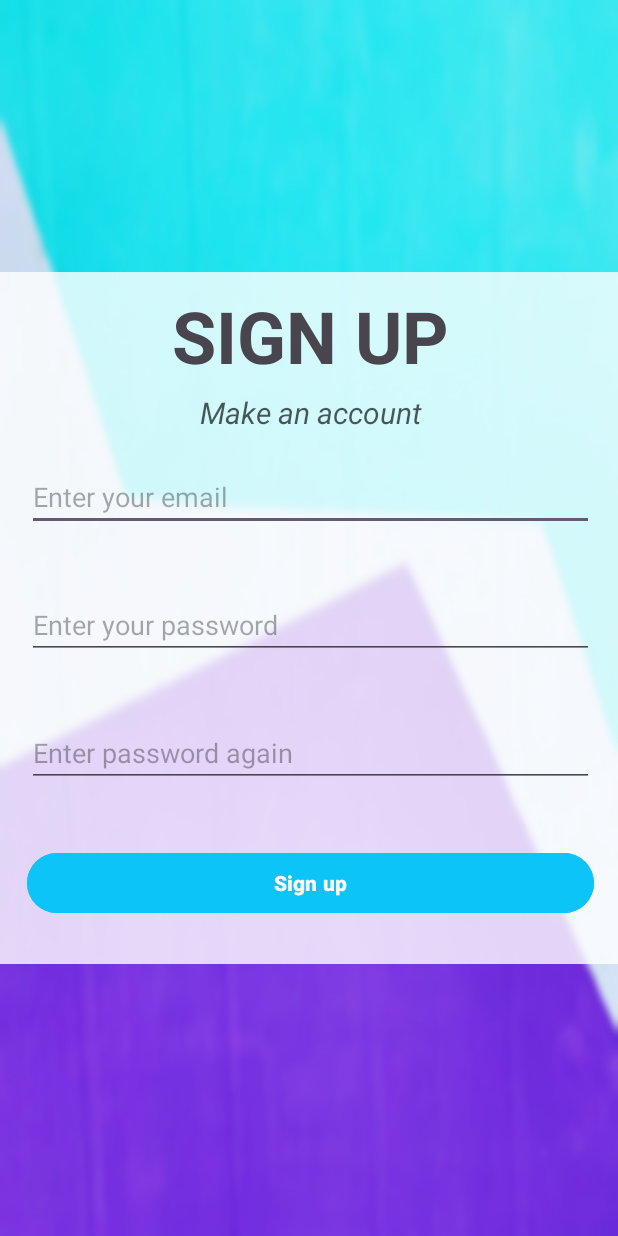
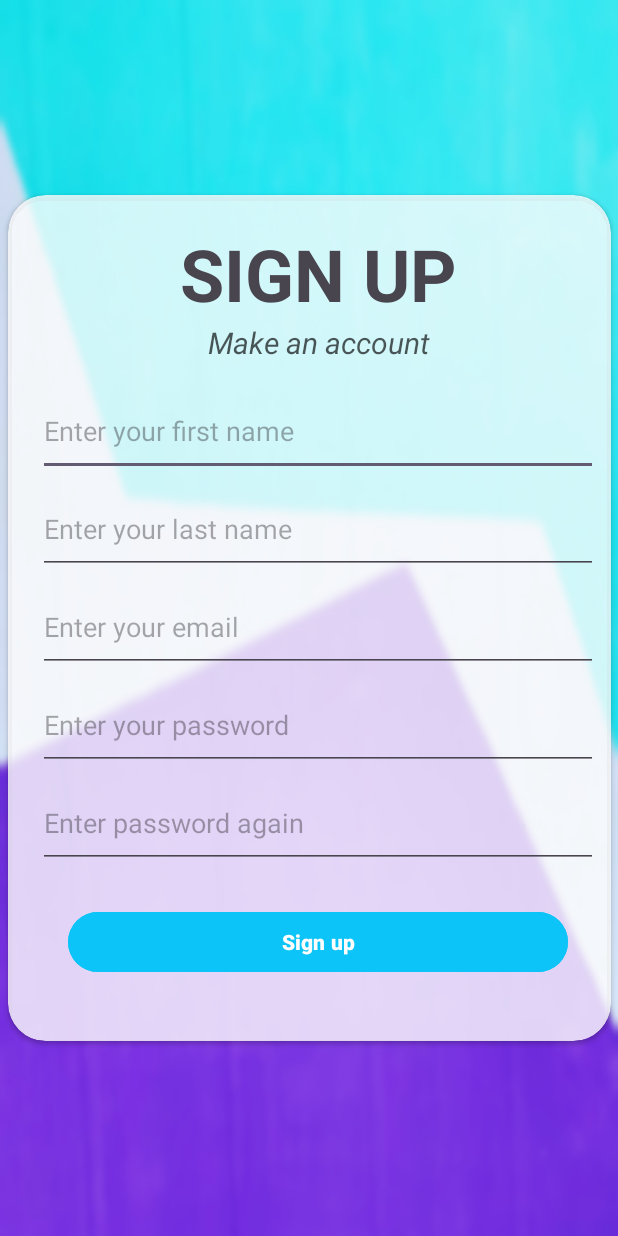
Before and after one commit to Mazulj11/FixMajstorApp, an Android app: the RegisterActivity screen opened directly, with no data from a screen before it, on a phone screen of 412 x 824 dp. Run offline under Robolectric (Android 15) with nearby library versions, the phone set to English and light mode, and no system bars; our stand-ins replace Firebase (no records; nobody signed in at launch, a user with empty details on screens opened directly).

Commit message:
edited xml files

```diff
--- a/app/src/main/res/layout/activity_register.xml
+++ b/app/src/main/res/layout/activity_register.xml
@@ -12,68 +12,100 @@
     android:visibility="visible"
     tools:context=".RegisterActivity">
 
-    <LinearLayout
-        android:layout_width="418dp"
-        android:layout_height="461dp"
-        android:layout_marginStart="50dp"
-        android:layout_marginEnd="50dp"
-        android:background="#CDFFFFFF"
-        android:orientation="vertical"
+    <androidx.cardview.widget.CardView
+        android:layout_width="402dp"
+        android:layout_height="564dp"
+        android:layout_margin="20sp"
+        android:padding="15dp"
+        app:cardBackgroundColor="#CBFFFFFF"
+        app:cardCornerRadius="25dp"
         app:layout_constraintBottom_toBottomOf="parent"
         app:layout_constraintEnd_toEndOf="parent"
         app:layout_constraintStart_toStartOf="parent"
         app:layout_constraintTop_toTopOf="parent">
 
+        <LinearLayout
+            android:layout_width="373dp"
+            android:layout_height="wrap_content"
+            android:layout_margin="20dp"
+            android:background="#00FFFFFF"
+            android:backgroundTint="#00FFFFFF"
+            android:orientation="vertical">
+
             <TextView
                 android:id="@+id/textView2"
                 android:layout_width="match_parent"
                 android:layout_height="wrap_content"
-            android:layout_marginTop="10dp"
                 android:text="Sign up"
                 android:textAlignment="center"
                 android:textAllCaps="true"
                 android:textAppearance="@style/TextAppearance.AppCompat.Display1"
                 android:textSize="48sp"
-            android:textStyle="bold" />
+                android:textStyle="bold"
+                app:layout_constraintTop_toTopOf="parent" />
 
             <TextView
                 android:id="@+id/textView3"
                 android:layout_width="match_parent"
                 android:layout_height="wrap_content"
-            android:layout_marginTop="5dp"
+                android:layout_marginBottom="15dp"
                 android:text="Make an account"
                 android:textAlignment="center"
                 android:textAllCaps="false"
                 android:textColor="#A8000000"
                 android:textSize="20sp"
-            android:textStyle="italic" />
+                android:textStyle="italic"
+                app:layout_constraintTop_toBottomOf="@+id/textView2" />
+
+            <EditText
+                android:id="@+id/registerFirstNameTxt"
+                android:layout_width="match_parent"
+                android:layout_height="60dp"
+                android:layout_marginBottom="5dp"
+                android:hint="Enter your first name"
+                android:inputType="textEmailAddress"
+                app:layout_constraintBottom_toTopOf="@+id/registerLastNameTxt"
+                app:layout_constraintTop_toBottomOf="@+id/textView3" />
+
+            <EditText
+                android:id="@+id/registerLastNameTxt"
+                android:layout_width="match_parent"
+                android:layout_height="60dp"
+                android:layout_marginBottom="5dp"
+                android:hint="Enter your last name"
+                android:inputType="textPassword"
+                app:layout_constraintBottom_toTopOf="@+id/registerEmailTxt"
+                app:layout_constraintTop_toBottomOf="@+id/registerFirstNameTxt" />
 
             <EditText
                 android:id="@+id/registerEmailTxt"
                 android:layout_width="match_parent"
-            android:layout_height="wrap_content"
-            android:layout_margin="20dp"
-            android:ems="10"
+                android:layout_height="60dp"
+                android:layout_marginBottom="5dp"
                 android:hint="Enter your email"
-            android:inputType="textEmailAddress" />
+                android:inputType="textEmailAddress"
+                app:layout_constraintBottom_toTopOf="@+id/registerPasswordTxt"
+                app:layout_constraintTop_toBottomOf="@+id/registerLastNameTxt" />
 
             <EditText
                 android:id="@+id/registerPasswordTxt"
                 android:layout_width="match_parent"
-            android:layout_height="wrap_content"
-            android:layout_margin="20dp"
-            android:ems="10"
+                android:layout_height="60dp"
+                android:layout_marginBottom="5dp"
                 android:hint="Enter your password"
-            android:inputType="textPassword" />
+                android:inputType="textPassword"
+                app:layout_constraintBottom_toTopOf="@+id/registerPasswordCnfTxt"
+                app:layout_constraintTop_toBottomOf="@+id/registerEmailTxt" />
 
             <EditText
                 android:id="@+id/registerPasswordCnfTxt"
                 android:layout_width="match_parent"
-            android:layout_height="wrap_content"
-            android:layout_margin="20dp"
-            android:ems="10"
+                android:layout_height="60dp"
+                android:layout_marginBottom="5dp"
                 android:hint="Enter password again"
-            android:inputType="textPassword" />
+                android:inputType="textPassword"
+                app:layout_constraintBottom_toTopOf="@+id/registerBtn"
+                app:layout_constraintTop_toBottomOf="@+id/registerPasswordTxt" />
 
             <Button
                 android:id="@+id/registerBtn"
@@ -83,6 +115,10 @@
                 android:backgroundTint="#0CC4F7"
                 android:text="Sign up"
                 android:textColor="#FFFFFF"
-            android:textStyle="bold" />
+                android:textStyle="bold"
+                app:layout_constraintBottom_toBottomOf="parent"
+                app:layout_constraintTop_toBottomOf="@+id/registerPasswordCnfTxt" />
         </LinearLayout>
+
+    </androidx.cardview.widget.CardView>
 </androidx.constraintlayout.widget.ConstraintLayout>
```
Also changed, not shown: app/src/main/res/layout/activity_login.xml (+26 -35 lines). Lines whose indentation alone changed are shown as unchanged.
